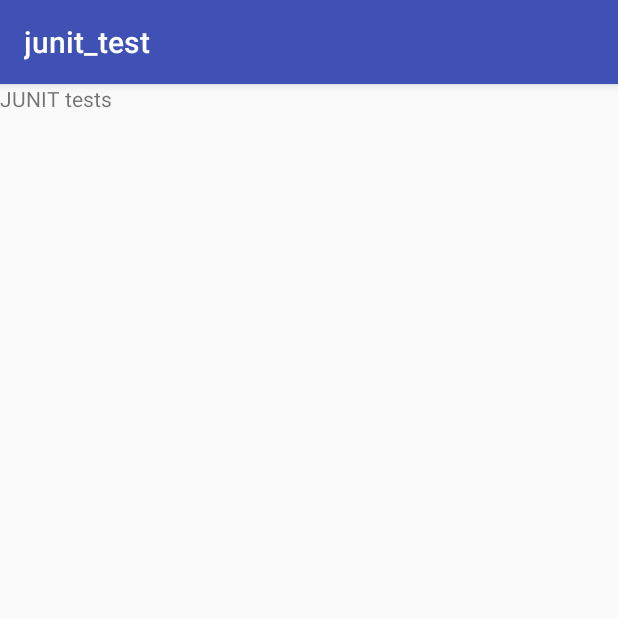
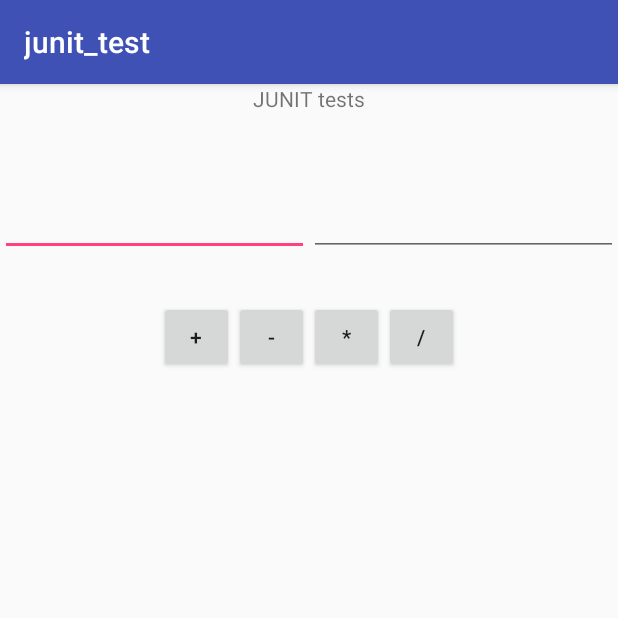
Before and after one commit to golovojop/junit_tests, an Android app: the screen it shows after launch (MainActivity), on a phone screen of 412 x 824 dp, the top half of it. Run offline under Robolectric (Android 15) with nearby library versions, the phone set to English and light mode, and no system bars.

Commit message:
layout ready

```diff
--- a/app/src/main/res/layout/activity_main.xml
+++ b/app/src/main/res/layout/activity_main.xml
@@ -1,5 +1,4 @@
 <?xml version="1.0" encoding="utf-8"?>
-
 <LinearLayout
     xmlns:android="http://schemas.android.com/apk/res/android"
     android:layout_width="match_parent"
@@ -9,51 +8,74 @@
     <TextView
         android:id="@+id/result"
         android:layout_width="wrap_content"
-        android:layout_height="wrap_content" />
+        android:layout_height="wrap_content"
+        android:layout_gravity="center_horizontal"
+        android:layout_marginBottom="50dp"
+        android:text="TextView">
+    </TextView>
 
     <LinearLayout
-        xmlns:android="http://schemas.android.com/apk/res/android"
+        android:id="@+id/layoutInput"
         android:layout_width="match_parent"
-        android:layout_height="match_parent"
+        android:layout_height="wrap_content"
+        android:gravity="center"
         android:orientation="horizontal">
+
+        <EditText
+            android:id="@+id/etA"
+            android:layout_width="wrap_content"
+            android:layout_height="wrap_content"
+            android:layout_weight="1"
+            android:ems="10"
+            android:inputType="numberDecimal" />
+
+        <EditText
+            android:id="@+id/etB"
+            android:layout_width="wrap_content"
+            android:layout_height="wrap_content"
+            android:layout_weight="1"
+            android:ems="10"
+            android:inputType="numberDecimal" />
 
     </LinearLayout>
 
     <LinearLayout
-        xmlns:android="http://schemas.android.com/apk/res/android"
+        android:id="@+id/layoutButtons"
         android:layout_width="match_parent"
-        android:layout_height="match_parent"
+        android:layout_height="wrap_content"
+        android:layout_margin="30dp"
+        android:gravity="center"
         android:orientation="horizontal">
+
         <Button
-            android:id="@+id/btAdd"
-            android:layout_width="100dp"
+            android:id="@+id/btnAdd"
+            android:layout_width="50dp"
             android:layout_height="wrap_content"
             android:layout_gravity="center_horizontal"
-            android:text="ADD">
-        </Button>
+            android:text="  +  "></Button>
+
         <Button
-            android:id="@+id/btSub"
-            android:layout_width="100dp"
+            android:id="@+id/btnSub"
+            android:layout_width="50dp"
             android:layout_height="wrap_content"
             android:layout_gravity="center_horizontal"
-            android:text="ADD">
-        </Button>
+            android:text="  -  "></Button>
+
         <Button
-            android:id="@+id/btDiv"
-            android:layout_width="100dp"
+            android:id="@+id/btnMul"
+            android:layout_width="50dp"
             android:layout_height="wrap_content"
             android:layout_gravity="center_horizontal"
-            android:text="ADD">
-        </Button>
+            android:text="  *  "></Button>
+
         <Button
-            android:id="@+id/btMul"
-            android:layout_width="100dp"
+            android:id="@+id/btnDiv"
+            android:layout_width="50dp"
             android:layout_height="wrap_content"
             android:layout_gravity="center_horizontal"
-            android:text="ADD">
-        </Button>
+            android:text="  /  "></Button>
+
+    </LinearLayout>
 
 
     </LinearLayout>
-
-</LinearLayout>
```
